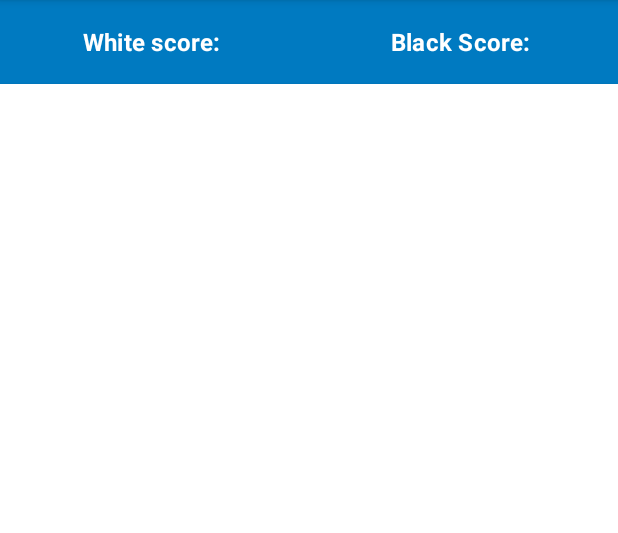
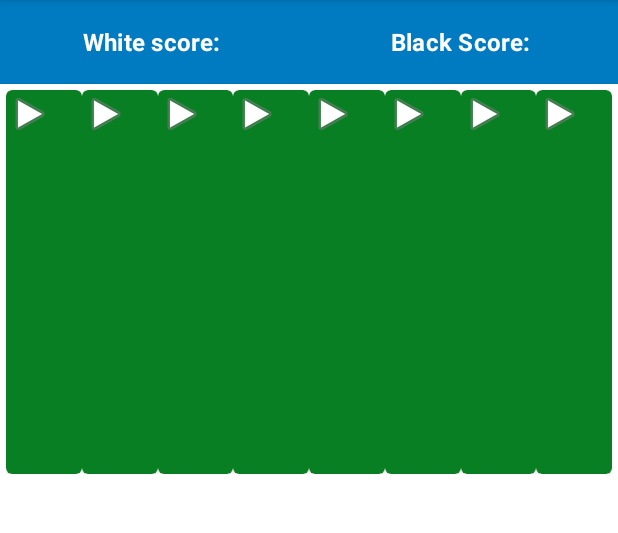
Before and after one commit to aarontager/OthelloApp, an Android app: the screen it shows after launch (MainActivity), on a phone screen of 412 x 824 dp, the part 84-617 px from its top. Run offline under Robolectric (Android 15) with nearby library versions, the phone set to English and light mode, and no system bars.

Commit message:
Started adding RecyclerView classes

```diff
--- a/app/src/main/java/com/mcon521/othello/activities/MainActivity.java
+++ b/app/src/main/java/com/mcon521/othello/activities/MainActivity.java
@@ -5,9 +5,14 @@ import android.os.Bundle;
 import com.google.android.material.floatingactionbutton.FloatingActionButton;
 import com.google.android.material.snackbar.Snackbar;
 import com.mcon521.othello.R;
+import com.mcon521.othello.classes.OthelloAdapter;
+import com.mcon521.othello.classes.OthelloModelOnePlayer;
+import com.mcon521.othello.classes.OthelloModelTwoPlayer;
 
 import androidx.appcompat.app.AppCompatActivity;
 import androidx.appcompat.widget.Toolbar;
+import androidx.recyclerview.widget.GridLayoutManager;
+import androidx.recyclerview.widget.RecyclerView;
 
 import android.view.View;
 
@@ -22,6 +27,13 @@ public class MainActivity extends AppCompatActivity {
         setContentView(R.layout.activity_main);
         Toolbar toolbar = findViewById(R.id.toolbar);
         setSupportActionBar(toolbar);
+        setupRV();
+    }
+
+    private void setupRV() {
+        RecyclerView recyclerView = findViewById(R.id.recycler_view);
+        recyclerView.setLayoutManager(new GridLayoutManager(this, 8));
+        recyclerView.setAdapter(new OthelloAdapter(new OthelloModelTwoPlayer()));
     }
 
     @Override
--- a/app/src/main/java/com/mcon521/othello/classes/Board.java
+++ b/app/src/main/java/com/mcon521/othello/classes/Board.java
@@ -35,4 +35,9 @@ public class Board {
         }
         return true;
     }
+
+    public int getBoardSize()
+    {
+        return board.length * board.length;
+    }
 }
--- /dev/null
+++ b/app/src/main/java/com/mcon521/othello/classes/OthelloAdapter.java
@@ -0,0 +1,43 @@
+package com.mcon521.othello.classes;
+
+import android.view.LayoutInflater;
+import android.view.View;
+import android.view.ViewGroup;
+
+import androidx.annotation.NonNull;
+import androidx.recyclerview.widget.RecyclerView;
+
+import com.mcon521.othello.R;
+
+import java.util.Objects;
+
+public class OthelloAdapter extends RecyclerView.Adapter<OthelloVH> {
+
+    private OthelloModel othelloModel;
+
+
+    public OthelloAdapter(OthelloModel othelloModel) {
+        this.othelloModel = othelloModel;
+    }
+
+    @NonNull
+    @Override
+    public OthelloVH onCreateViewHolder(@NonNull ViewGroup parent, int viewType) {
+        View itemView = LayoutInflater.from(parent.getContext())
+                .inflate(R.layout.rv_othello_tile, parent, false);
+// Add onclick
+        return new OthelloVH(itemView);
+    }
+
+    @Override
+    public void onBindViewHolder(@NonNull OthelloVH holder, int position) {
+        // TODO: Get from the Model what color tile (or empty) belongs here.
+        // Note that position is a 1-d array, while the model is a 2-d array
+        holder.imgtile.setImageResource(android.R.drawable.ic_media_play);
+    }
+
+    @Override
+    public int getItemCount() {
+        return othelloModel.getBoardSize();
+    }
+}
--- a/app/src/main/java/com/mcon521/othello/classes/OthelloModel.java
+++ b/app/src/main/java/com/mcon521/othello/classes/OthelloModel.java
@@ -11,7 +11,7 @@ public abstract class OthelloModel implements OthelloModelInterface {
     }
 
     @Override
-    public boolean gameOver() {
+    public boolean isGameOver() {
         return board.isFull() || !(hasMove(CellState.WHITE) || hasMove(CellState.BLACK));
     }
 
@@ -109,4 +109,9 @@ public abstract class OthelloModel implements OthelloModelInterface {
     private boolean checkGridBounds(int row, int col) {
         return !(row < 0 || col < 0 || row >= Board.GRID_SIZE || col >= Board.GRID_SIZE);
     }
+
+    public int getBoardSize()
+    {
+        return board.getBoardSize();
+    }
 }
--- /dev/null
+++ b/app/src/main/java/com/mcon521/othello/classes/OthelloVH.java
@@ -0,0 +1,20 @@
+package com.mcon521.othello.classes;
+
+import android.view.View;
+import android.widget.ImageView;
+
+import androidx.annotation.NonNull;
+import androidx.recyclerview.widget.RecyclerView;
+
+import com.mcon521.othello.R;
+
+public class OthelloVH extends RecyclerView.ViewHolder {
+
+    ImageView imgtile;
+
+    public OthelloVH(@NonNull View itemView) {
+        super(itemView);
+        imgtile = itemView.findViewById(R.id.img_tile);
+    }
+
+}
--- a/app/src/main/java/com/mcon521/othello/interfaces/OthelloModelInterface.java
+++ b/app/src/main/java/com/mcon521/othello/interfaces/OthelloModelInterface.java
@@ -7,7 +7,7 @@ public interface OthelloModelInterface {
 
     int countPieces(CellState state);
 
-    boolean gameOver();
+    boolean isGameOver();
 
     boolean hasMove(CellState state);
 
--- a/app/src/main/res/layout/main_include_board.xml
+++ b/app/src/main/res/layout/main_include_board.xml
@@ -14,6 +14,7 @@
   app:layout_constraintTop_toTopOf="parent">
 
     <androidx.recyclerview.widget.RecyclerView
+        android:id="@+id/recycler_view"
       android:layout_width="match_parent"
       android:layout_height="wrap_content"
       android:padding="@dimen/half_margin"
--- a/app/src/main/res/layout/rv_othello_tile.xml
+++ b/app/src/main/res/layout/rv_othello_tile.xml
@@ -6,10 +6,12 @@
   android:layout_height="match_parent"
   app:cardBackgroundColor="@color/secondaryDarkColor">
 
-    <TextView
-      android:layout_width="match_parent"
-      android:layout_height="wrap_content"
-      android:text="test"
-      android:textAppearance="@style/TextAppearance.MaterialComponents.Subtitle1" />
+    <ImageView
+        android:id="@+id/img_tile"
+        android:layout_width="wrap_content"
+        android:layout_height="wrap_content"
+        android:src="@android:drawable/ic_media_play"
+        />
+
 
 </com.google.android.material.card.MaterialCardView>
```
